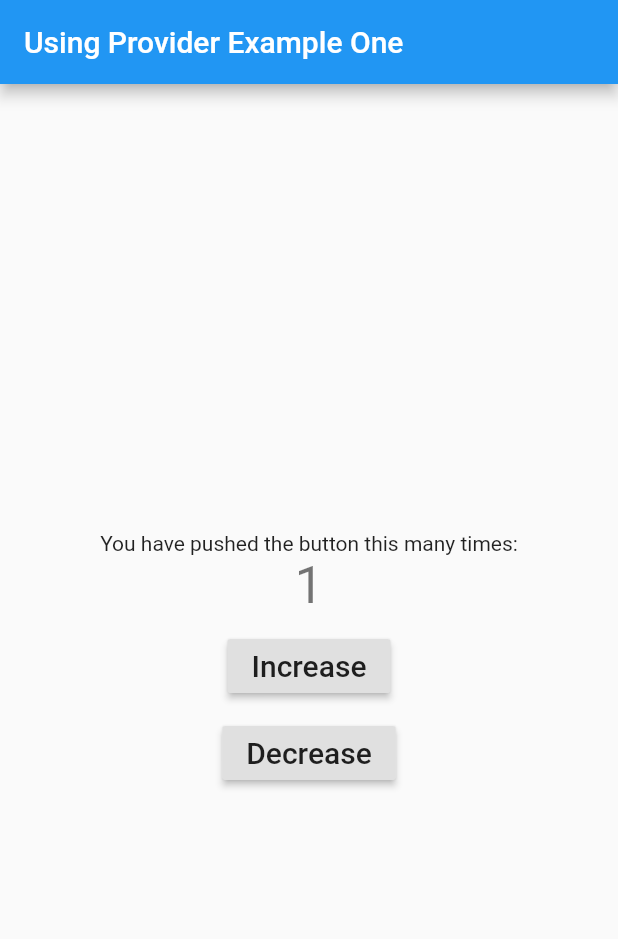
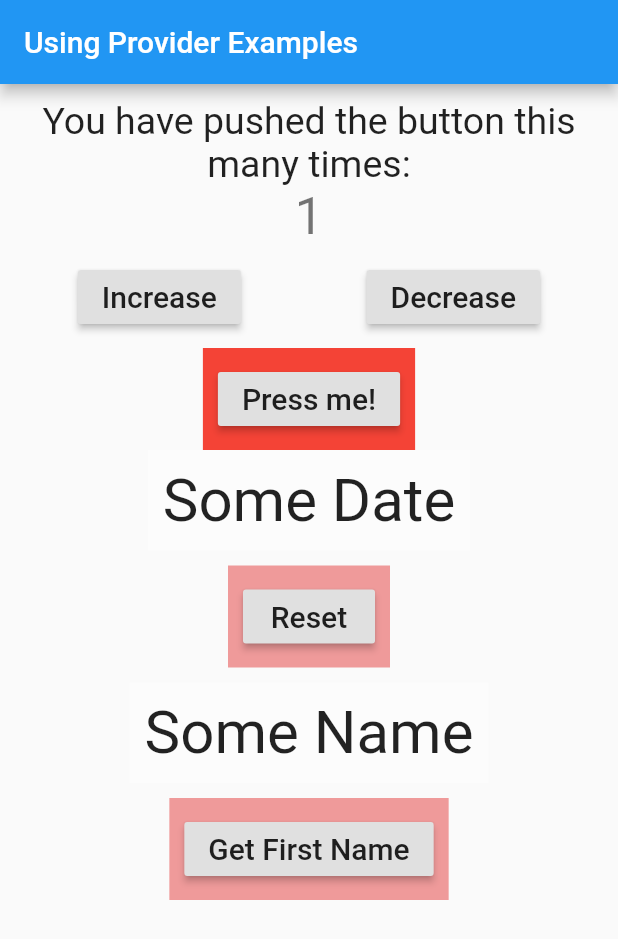
Before and after one commit to sanjibsinha/all_about_flutter_provider, a Flutter app: the screen it shows after launch, after a tap on "Increase", on a phone screen of 412 x 824 dp. Shown: the top 939 px of the screen. Run offline on Flutter 3.47's test engine with Material 2 defaults, Android fonts, the phone set to English and light mode, and no system bars.

Commit message:
second commit

```diff
--- a/lib/main.dart
+++ b/lib/main.dart
@@ -1,7 +1,10 @@
-import 'package:all_about_flutter_provider/providers/counter_class.dart';
+import 'models/providers/first_model_provider.dart';
+
+import 'models/providers/counter_model_provider.dart';
 import 'package:flutter/material.dart';
 import 'package:provider/provider.dart';
-import 'views/first_provider_example.dart';
+import 'models/providers/second_model_provider.dart';
+import 'views/my_app.dart';
 
 void main() {
   runApp(MultiProvider(
@@ -9,6 +12,12 @@ void main() {
       ChangeNotifierProvider(
         create: (context) => CountingTheNumber(),
       ),
+      ChangeNotifierProvider(
+        create: (context) => FirstModelProvider(),
+      ),
+      ChangeNotifierProvider(
+        create: (context) => SecondModelProvider(),
+      ),
     ],
     child: MyApp(),
   ));
--- a/lib/providers/counter_class.dart
+++ b/lib/models/providers/counter_model_provider.dart
@@ -4,7 +4,7 @@ import 'package:flutter/widgets.dart';
 /// in our previous chapter
 class CountingTheNumber with ChangeNotifier {
   int value = 0;
-  void incrementTheValue() {
+  void increaseValue() {
     value++;
     notifyListeners();
   }
--- /dev/null
+++ b/lib/models/providers/first_model_provider.dart
@@ -0,0 +1,17 @@
+import 'package:flutter/widgets.dart';
+
+class FirstModelProvider with ChangeNotifier {
+  String someDate = 'Some Date';
+
+  void supplyFirstData() {
+    someDate = 'Data Changed!';
+    print(someDate);
+    notifyListeners();
+  }
+
+  void clearData() {
+    someDate = 'Data Cleared!';
+    print(someDate);
+    notifyListeners();
+  }
+}
--- /dev/null
+++ b/lib/models/providers/second_model_provider.dart
@@ -0,0 +1,12 @@
+import 'package:flutter/widgets.dart';
+
+class SecondModelProvider with ChangeNotifier {
+  String name = 'Some Name';
+  int age = 0;
+
+  void getFirstName() {
+    name = 'Json';
+    print(name);
+    notifyListeners();
+  }
+}
--- a/lib/providers/number_class.dart
+++ /dev/null
@@ -1,17 +0,0 @@
-import 'package:flutter/foundation.dart';
-import 'package:flutter/widgets.dart';
-
-class NumberClass with ChangeNotifier, DiagnosticableTreeMixin {
-  int _value = 0;
-  int get value => _value;
-  void increaseValue() {
-    _value++;
-    notifyListeners();
-  }
-
-  @override
-  void debugFillProperties(DiagnosticPropertiesBuilder properties) {
-    super.debugFillProperties(properties);
-    properties.add(IntProperty('value', value));
-  }
-}
--- a/lib/views/first_provider_example.dart
+++ /dev/null
@@ -1,82 +0,0 @@
-import 'package:flutter/cupertino.dart';
-import 'package:flutter/material.dart';
-import 'package:provider/provider.dart';
-
-import '../providers/counter_class.dart';
-
-class MyApp extends StatelessWidget {
-  // This widget is the root of your application.
-  @override
-  Widget build(BuildContext context) {
-    return MaterialApp(
-      title: 'Flutter Demo',
-      theme: ThemeData(
-        primarySwatch: Colors.blue,
-        visualDensity: VisualDensity.adaptivePlatformDensity,
-      ),
-      home: MyHomePage(),
-    );
-  }
-}
-
-class MyHomePage extends StatelessWidget {
-  /*
-  MyHomePage({Key key, this.title}) : super(key: key);
-
-  final String title;
-  */
-
-  @override
-  Widget build(BuildContext context) {
-    /// MyHomePage is rebuilt when counter changes
-    final counter = Provider.of<CountingTheNumber>(context);
-
-    return Scaffold(
-      appBar: AppBar(
-        title: Text('Using Provider Example One'),
-      ),
-      body: Center(
-        child: Column(
-          mainAxisAlignment: MainAxisAlignment.center,
-          children: <Widget>[
-            Text(
-              'You have pushed the button this many times:',
-            ),
-
-            /// consumer or selector
-            Text(
-              '${counter.value}',
-              style: Theme.of(context).textTheme.headline4,
-            ),
-            SizedBox(
-              height: 10.0,
-            ),
-            RaisedButton(
-              onPressed: () => counter.incrementTheValue(),
-              child: Text(
-                'Increase',
-                style: TextStyle(
-                  fontSize: 20.0,
-                ),
-              ),
-            ),
-            SizedBox(
-              height: 10.0,
-            ),
-            RaisedButton(
-              onPressed: () => counter.decreaseValue(),
-              child: Text(
-                'Decrease',
-                style: TextStyle(
-                  fontSize: 20.0,
-                ),
-              ),
-            ),
-          ],
-        ),
-      ),
-
-      /// This trailing comma makes auto-formatting nicer for build methods.
-    );
-  }
-}
--- /dev/null
+++ b/lib/views/my_app.dart
@@ -0,0 +1,19 @@
+import 'package:flutter/cupertino.dart';
+import 'package:flutter/material.dart';
+
+import 'my_home_page.dart';
+
+class MyApp extends StatelessWidget {
+  // This widget is the root of your application.
+  @override
+  Widget build(BuildContext context) {
+    return MaterialApp(
+      title: 'Flutter Demo',
+      theme: ThemeData(
+        primarySwatch: Colors.blue,
+        visualDensity: VisualDensity.adaptivePlatformDensity,
+      ),
+      home: MyHomePage(),
+    );
+  }
+}
--- /dev/null
+++ b/lib/views/my_home_page.dart
@@ -0,0 +1,162 @@
+import 'package:all_about_flutter_provider/models/providers/first_model_provider.dart';
+import 'package:all_about_flutter_provider/models/providers/second_model_provider.dart';
+import 'package:flutter/cupertino.dart';
+import 'package:flutter/material.dart';
+import 'package:provider/provider.dart';
+
+import '../models/providers/counter_model_provider.dart';
+
+class MyHomePage extends StatelessWidget {
+  /*
+  MyHomePage({Key key, this.title}) : super(key: key);
+
+  final String title;
+  */
+  final String title = 'Using Provider Examples';
+
+  @override
+  Widget build(BuildContext context) {
+    /// MyHomePage is rebuilt when counter changes
+    final counter = Provider.of<CountingTheNumber>(context);
+
+    return Scaffold(
+      appBar: AppBar(
+        title: Text(title),
+      ),
+      body: SafeArea(
+        child: ListView(
+          padding: const EdgeInsets.all(10.0),
+          children: <Widget>[
+            Text(
+              'You have pushed the button this many times:',
+              style: TextStyle(fontSize: 25.0),
+              textAlign: TextAlign.center,
+            ),
+
+            /// consumer or selector
+            Text(
+              '${counter.value}',
+              style: Theme.of(context).textTheme.headline4,
+              textAlign: TextAlign.center,
+            ),
+            SizedBox(
+              height: 10.0,
+            ),
+            Row(
+              mainAxisAlignment: MainAxisAlignment.spaceEvenly,
+              children: <Widget>[
+                RaisedButton(
+                  onPressed: () => counter.increaseValue(),
+                  child: Text(
+                    'Increase',
+                    style: TextStyle(
+                      fontSize: 20.0,
+                    ),
+                  ),
+                ),
+                SizedBox(
+                  height: 10.0,
+                ),
+                RaisedButton(
+                  onPressed: () => counter.decreaseValue(),
+                  child: Text(
+                    'Decrease',
+                    style: TextStyle(
+                      fontSize: 20.0,
+                    ),
+                  ),
+                ),
+              ],
+            ),
+            SizedBox(
+              height: 10.0,
+            ),
+            Column(
+              mainAxisAlignment: MainAxisAlignment.spaceEvenly,
+              children: <Widget>[
+                Container(
+                  padding: const EdgeInsets.all(10.0),
+                  color: Colors.red,
+                  child: Consumer<FirstModelProvider>(
+                    builder: (context, firstModelProvider, child) =>
+                        RaisedButton(
+                      child: Text(
+                        'Press me!',
+                        style: TextStyle(fontSize: 20.0),
+                      ),
+                      onPressed: () {
+                        firstModelProvider.supplyFirstData();
+                      },
+                    ),
+                  ),
+                ),
+                Container(
+                  padding: const EdgeInsets.all(10.0),
+                  color: Colors.white30,
+                  child: Consumer<FirstModelProvider>(
+                    builder: (context, firstModelProvider, child) => Text(
+                      firstModelProvider.someDate,
+                      style: TextStyle(fontSize: 40.0),
+                    ),
+                  ),
+                ),
+                SizedBox(
+                  height: 10.0,
+                ),
+                Container(
+                  padding: const EdgeInsets.all(10.0),
+                  color: Colors.red[200],
+                  child: Consumer<FirstModelProvider>(
+                    builder: (context, firstModelProvider, child) =>
+                        RaisedButton(
+                      child: Text(
+                        'Reset',
+                        style: TextStyle(fontSize: 20.0),
+                      ),
+                      onPressed: () {
+                        firstModelProvider.clearData();
+                      },
+                    ),
+                  ),
+                ),
+                SizedBox(
+                  height: 10.0,
+                ),
+                Container(
+                  padding: const EdgeInsets.all(10.0),
+                  color: Colors.white30,
+                  child: Consumer<SecondModelProvider>(
+                    builder: (context, secondModel, child) => Text(
+                      secondModel.name,
+                      style: TextStyle(fontSize: 40.0),
+                    ),
+                  ),
+                ),
+                SizedBox(
+                  height: 10.0,
+                ),
+                Container(
+                  padding: const EdgeInsets.all(10.0),
+                  color: Colors.red[200],
+                  child: Consumer<SecondModelProvider>(
+                    builder: (context, secondModel, child) => RaisedButton(
+                      child: Text(
+                        'Get First Name',
+                        style: TextStyle(fontSize: 20.0),
+                      ),
+                      onPressed: () {
+                        secondModel.getFirstName();
+                      },
+                    ),
+                  ),
+                ),
+              ],
+            ),
+          ],
+        ),
+      ),
+
+      /// This trailing comma makes auto-formatting nicer for build methods.
+    );
+  }
+}
```
Also changed, not shown: 1 other file.
